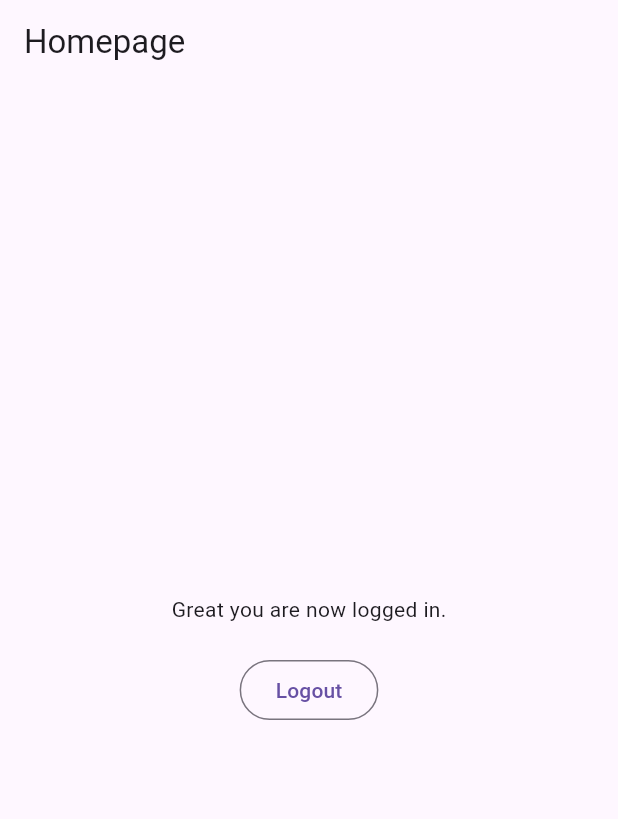
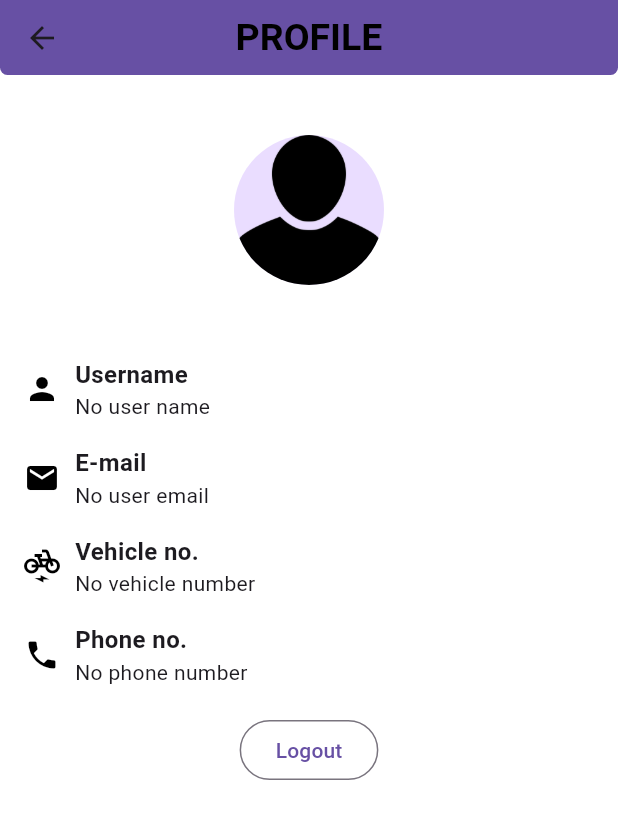
Before and after one commit to J-SURYA/KSP_Datathon, a Flutter app: the HomePage screen opened directly, on a phone screen of 412 x 824 dp. Shown: the top 819 px of the screen. Run offline on Flutter 3.47's test engine with Material 3 defaults, Android fonts, the light colour scheme and no system bars; our stand-ins replace cloud_firestore, firebase_auth, firebase_core, firebase_database, geolocator, pie_chart and 2 more; missing offline and left inert: flutter_super_html_viewer, telephony; accounts and stored records are empty.

Commit message:
second commit

```diff
--- a/lib/ui/pages/login_page.dart
+++ b/lib/ui/pages/login_page.dart
@@ -1,8 +1,15 @@
+// ignore_for_file: avoid_print
+
 import 'package:flutter/material.dart';
 import 'package:cloud_firestore/cloud_firestore.dart';
 import 'package:cockpitintelligence/userhomepage.dart';
 import 'package:cockpitintelligence/ui/controllers/auth_service.dart';
 import 'package:telephony/telephony.dart';
+
+String? userName = null;
+String? userEmail = null;
+String? userVehicle = null;
+String? userPhone = null;
 
 class LoginPage extends StatefulWidget {
   const LoginPage({Key? key});
@@ -50,12 +57,13 @@ class _LoginPageState extends State<LoginPage>
   }
 
   // handle after otp is submitted
-  void handleSubmit(BuildContext context) {
+  void handleSubmit(BuildContext context) async {
     if (_formKey1.currentState!.validate()) {
       AuthService.loginWithOtp(otp: _otpController.text).then((value) {
         if (value == "Success") {
           // Store user details in Firestore
           storeUserDetails();
+          fetchUserDetails(_vehicleController as String);
           Navigator.pop(context);
           Navigator.pushReplacement(
             context,
@@ -74,6 +82,32 @@ class _LoginPageState extends State<LoginPage>
           );
         }
       });
+    }
+  }
+
+  Future<void> fetchUserDetails(String vehicleNumber) async {
+    try {
+      DocumentSnapshot<Map<String, dynamic>> documentSnapshot =
+          await FirebaseFirestore.instance
+              .collection('users')
+              .doc(vehicleNumber)
+              .get();
+
+      if (documentSnapshot.exists) {
+        userName = documentSnapshot.get('name');
+        userEmail = documentSnapshot.get('email');
+        userVehicle = documentSnapshot.get('Vehicle Number');
+        userPhone = documentSnapshot.get('phone');
+
+        print('Name: $userName');
+        print('Email: $userEmail');
+        print('Police Register Number: $userVehicle');
+        print('Phone: $userPhone');
+      } else {
+        print('Document with vehicle number $vehicleNumber does not exist');
+      }
+    } catch (error) {
+      print('Failed to fetch user details: $error');
     }
   }
 
--- a/lib/ui/user.dart
+++ b/lib/ui/user.dart
@@ -8,18 +8,58 @@ class HomePage extends StatelessWidget {
   @override
   Widget build(BuildContext context) {
     return Scaffold(
-      appBar: AppBar(
-        title: const Text("Homepage"),
-        automaticallyImplyLeading: false,
+      backgroundColor: Colors.white,
+      appBar: PreferredSize(
+        preferredSize: const Size.fromHeight(50),
+        child: ClipRRect(
+          borderRadius: const BorderRadius.vertical(bottom: Radius.circular(5)),
+          child: Container(
+            width: double.infinity,
+            color: Theme.of(context).primaryColor,
+            child: AppBar(
+              title: const Text(
+                "PROFILE",
+                style: TextStyle(
+                  color: Colors.black,
+                  fontSize: 25.0,
+                  fontWeight: FontWeight.bold,
+                ),
+              ),
+              centerTitle: true,
+              backgroundColor: Colors.transparent,
+              elevation: 10,
+            ),
+          ),
+        ),
       ),
-      body: Center(
-          child: Column(
-        mainAxisAlignment: MainAxisAlignment.center,
+      body: Column(
         children: [
-          const Text("Great you are now logged in."),
-          const SizedBox(
-            height: 20,
+          Container(
+            width: double.infinity,
+            height: 180,
+            color: const Color.fromARGB(
+                255, 255, 255, 255), // Change the color as needed
+            child: const Center(
+              child: Column(
+                mainAxisAlignment: MainAxisAlignment.center,
+                children: [
+                  CircleAvatar(
+                    radius: 50,
+                    backgroundImage: AssetImage(
+                        'assets/profile.png'), // Replace with your image asset
+                  ),
+                ],
+              ),
+            ),
           ),
+          buildProfileRow(
+              Icons.person, 'Username', userName ??= "No user name"),
+          buildProfileRow(Icons.email, 'E-mail', userEmail ??= "No user email"),
+          buildProfileRow(Icons.electric_bike, 'Vehicle no.',
+              userVehicle ??= "No vehicle number"),
+          buildProfileRow(
+              Icons.phone, 'Phone no.', userPhone ??= "No phone number"),
+          const SizedBox(height: 10),
           OutlinedButton(
               onPressed: () {
                 AuthService.logout();
@@ -28,7 +68,38 @@ class HomePage extends StatelessWidget {
               },
               child: const Text("Logout"))
         ],
-      )),
+      ),
+    );
+  }
+
+  Widget buildProfileRow(IconData icon, String label, String value) {
+    return Padding(
+      padding: const EdgeInsets.symmetric(horizontal: 16, vertical: 8),
+      child: Row(
+        children: [
+          Icon(
+            icon,
+            color: const Color.fromARGB(255, 0, 0, 0),
+          ),
+          const SizedBox(width: 10),
+          Column(
+            crossAxisAlignment: CrossAxisAlignment.start,
+            children: [
+              Text(
+                label,
+                style: const TextStyle(
+                  fontSize: 16,
+                  fontWeight: FontWeight.bold,
+                ),
+              ),
+              Text(
+                value,
+                style: const TextStyle(fontSize: 14),
+              ),
+            ],
+          ),
+        ],
+      ),
     );
   }
 }
```
Also changed, not shown: pubspec.yaml (+9 -4 lines), assets/icon.png (added), flutter_01.png (deleted), pubspec.lock, 29 other files.
